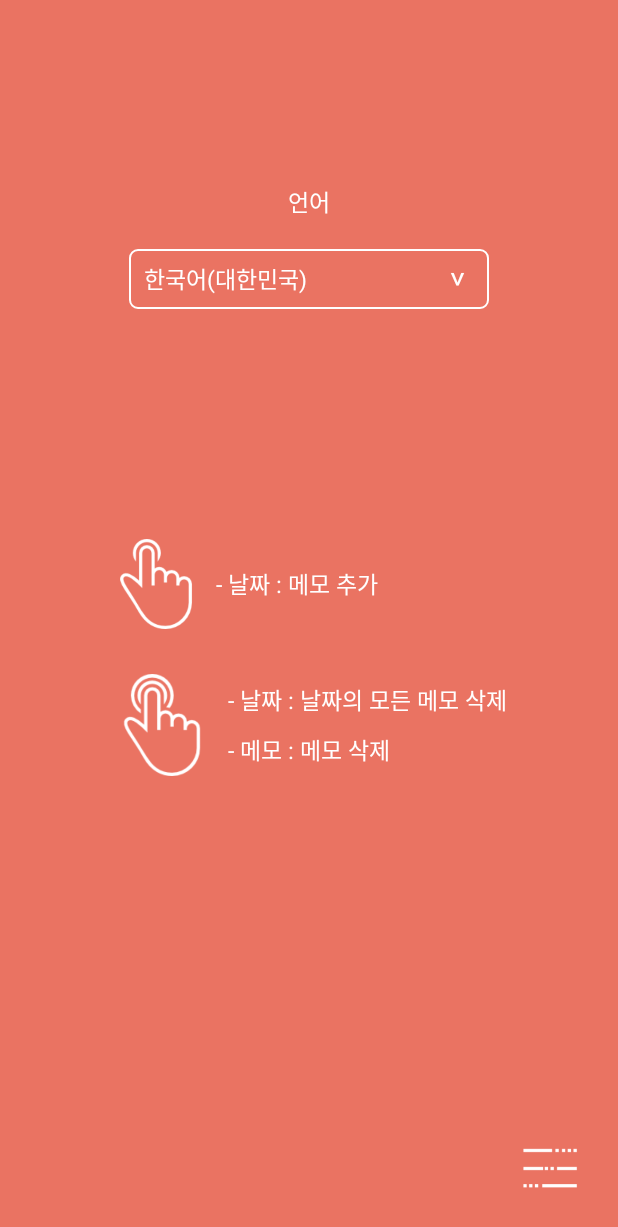
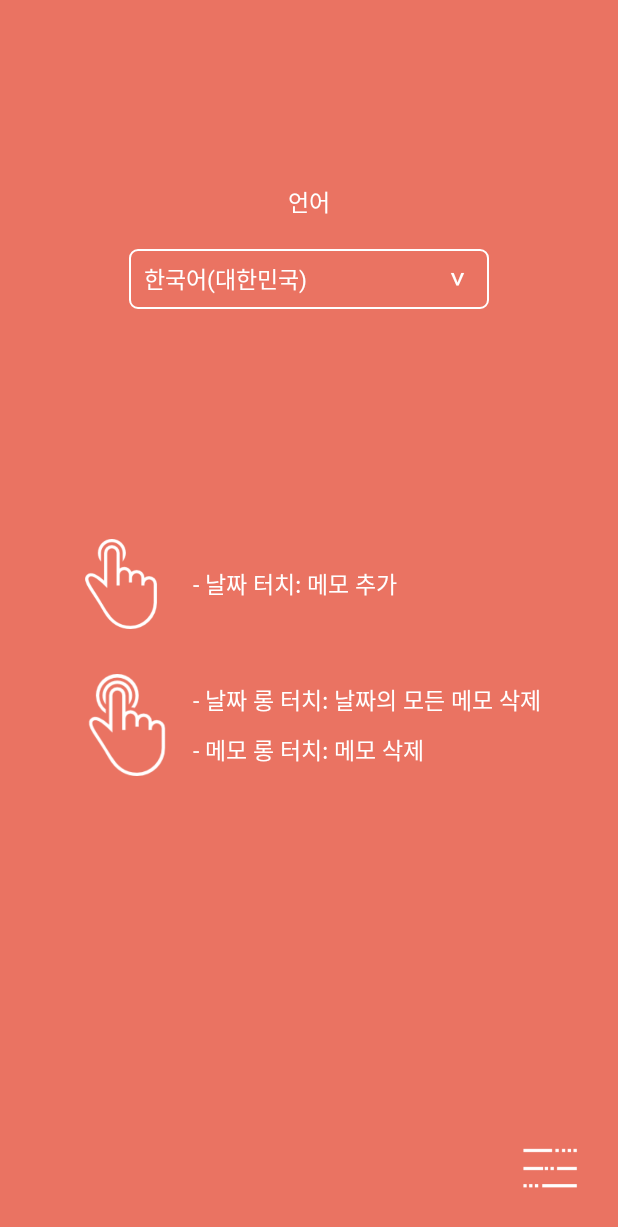
Before and after one commit to lskyub/calendar, an Android app: the screen it shows after launch (MainActivity), after a tap on an icon or button, on a phone screen of 412 x 824 dp. Shown: the top 1227 px of the screen. Run offline under Robolectric (Android 15) with nearby library versions, the phone set to English and light mode, and no system bars; our stand-ins replace AdMob, Room's generated code, RxJava; 2 other taps on this screen came first.

Commit message:
앱 이름 및 패키지 수정 배포 버전

```diff
--- a/app/src/main/java/com/sbproject/calendar/custom/CustomTextWatcher.java
+++ b/app/src/main/java/com/sbproject/miribyul/custom/CustomTextWatcher.java
@@ -1,11 +1,11 @@
-package com.sbproject.calendar.custom;
+package com.sbproject.miribyul.custom;
 
 import android.text.Editable;
 import android.text.TextWatcher;
 import android.widget.EditText;
 
-import com.sbproject.calendar.listener.DataChangeListener;
-import com.sbproject.calendar.model.ChildModel;
+import com.sbproject.miribyul.listener.DataChangeListener;
+import com.sbproject.miribyul.model.ChildModel;
 
 /**
  * Created by Administrator on 2017-11-10.
--- a/app/src/main/java/com/sbproject/calendar/database/AppDatabase.java
+++ b/app/src/main/java/com/sbproject/miribyul/database/AppDatabase.java
@@ -1,4 +1,4 @@
-package com.sbproject.calendar.database;
+package com.sbproject.miribyul.database;
 
 import android.arch.persistence.room.Database;
 import android.arch.persistence.room.RoomDatabase;
--- a/app/src/main/java/com/sbproject/calendar/database/Data.java
+++ b/app/src/main/java/com/sbproject/miribyul/database/Data.java
@@ -1,4 +1,4 @@
-package com.sbproject.calendar.database;
+package com.sbproject.miribyul.database;
 
 import android.arch.persistence.room.ColumnInfo;
 import android.arch.persistence.room.Entity;
--- a/app/src/main/java/com/sbproject/calendar/database/DataDao.java
+++ b/app/src/main/java/com/sbproject/miribyul/database/DataDao.java
@@ -1,4 +1,4 @@
-package com.sbproject.calendar.database;
+package com.sbproject.miribyul.database;
 
 import android.arch.persistence.room.Dao;
 import android.arch.persistence.room.Delete;
--- a/app/src/main/java/com/sbproject/calendar/database/User.java
+++ b/app/src/main/java/com/sbproject/miribyul/database/User.java
@@ -1,4 +1,4 @@
-package com.sbproject.calendar.database;
+package com.sbproject.miribyul.database;
 
 import android.arch.persistence.room.ColumnInfo;
 import android.arch.persistence.room.Entity;
--- a/app/src/main/java/com/sbproject/calendar/database/UserDao.java
+++ b/app/src/main/java/com/sbproject/miribyul/database/UserDao.java
@@ -1,4 +1,4 @@
-package com.sbproject.calendar.database;
+package com.sbproject.miribyul.database;
 
 import android.arch.persistence.room.Dao;
 import android.arch.persistence.room.Delete;
--- a/app/src/main/java/com/sbproject/calendar/listener/AnimationListener.java
+++ b/app/src/main/java/com/sbproject/miribyul/listener/AnimationListener.java
@@ -1,4 +1,4 @@
-package com.sbproject.calendar.listener;
+package com.sbproject.miribyul.listener;
 
 /**
  * (주)오픈잇 | http://www.openit.co.kr
--- a/app/src/main/java/com/sbproject/calendar/listener/DataChangeListener.java
+++ b/app/src/main/java/com/sbproject/miribyul/listener/DataChangeListener.java
@@ -1,4 +1,4 @@
-package com.sbproject.calendar.listener;
+package com.sbproject.miribyul.listener;
 
 /**
  * Created by Administrator on 2017-11-10.
--- a/app/src/main/java/com/sbproject/calendar/model/ChildModel.java
+++ b/app/src/main/java/com/sbproject/miribyul/model/ChildModel.java
@@ -1,10 +1,10 @@
-package com.sbproject.calendar.model;
+package com.sbproject.miribyul.model;
 
 import android.widget.CheckBox;
 import android.widget.EditText;
 import android.widget.TextView;
 
-import com.sbproject.calendar.database.Data;
+import com.sbproject.miribyul.database.Data;
 
 /**
  * Created by Administrator on 2017-11-09.
--- a/app/src/main/java/com/sbproject/calendar/model/GroupModel.java
+++ b/app/src/main/java/com/sbproject/miribyul/model/GroupModel.java
@@ -1,4 +1,4 @@
-package com.sbproject.calendar.model;
+package com.sbproject.miribyul.model;
 
 /**
  * Created by Administrator on 2017-11-09.
--- a/app/src/main/java/com/sbproject/calendar/utils/AnimationInOut.java
+++ b/app/src/main/java/com/sbproject/miribyul/utils/AnimationInOut.java
@@ -3,7 +3,7 @@
  * Copyright (c)2006-2017, openit Inc.
  * All rights reserved.
  */
-package com.sbproject.calendar.utils;
+package com.sbproject.miribyul.utils;
 
 import android.content.Context;
 import android.os.Handler;
@@ -12,8 +12,8 @@ import android.view.View;
 import android.view.animation.Animation;
 import android.view.animation.AnimationUtils;
 
-import com.sbproject.calendar.R;
-import com.sbproject.calendar.listener.AnimationListener;
+import com.sbproject.miribyul.R;
+import com.sbproject.miribyul.listener.AnimationListener;
 
 public class AnimationInOut {
     public static final int LEFT_IN = 7001;
--- a/app/src/main/java/com/sbproject/calendar/view/MainActivity.java
+++ b/app/src/main/java/com/sbproject/miribyul/view/MainActivity.java
@@ -1,4 +1,4 @@
-package com.sbproject.calendar.view;
+package com.sbproject.miribyul.view;
 
 import android.app.Activity;
 import android.arch.persistence.room.Room;
@@ -17,16 +17,19 @@ import android.widget.LinearLayout;
 import android.widget.TextView;
 import android.widget.Toast;
 
-import com.sbproject.calendar.R;
-import com.sbproject.calendar.adapter.BaseExpandableAdapter;
-import com.sbproject.calendar.database.AppDatabase;
-import com.sbproject.calendar.database.Data;
-import com.sbproject.calendar.database.User;
-import com.sbproject.calendar.listener.AnimationListener;
-import com.sbproject.calendar.listener.DataChangeListener;
-import com.sbproject.calendar.model.ChildModel;
-import com.sbproject.calendar.model.GroupModel;
-import com.sbproject.calendar.utils.AnimationInOut;
+import com.google.android.gms.ads.AdRequest;
+import com.google.android.gms.ads.AdView;
+import com.google.android.gms.ads.MobileAds;
+import com.sbproject.miribyul.R;
+import com.sbproject.miribyul.adapter.BaseExpandableAdapter;
+import com.sbproject.miribyul.database.AppDatabase;
+import com.sbproject.miribyul.database.Data;
+import com.sbproject.miribyul.database.User;
+import com.sbproject.miribyul.listener.AnimationListener;
+import com.sbproject.miribyul.listener.DataChangeListener;
+import com.sbproject.miribyul.model.ChildModel;
+import com.sbproject.miribyul.model.GroupModel;
+import com.sbproject.miribyul.utils.AnimationInOut;
 
 import java.util.ArrayList;
 import java.util.Calendar;
@@ -71,6 +74,7 @@ public class MainActivity extends Activity implements View.OnClickListener, Expa
     private int mYear;
     private int mMonth;
     private int mDay;
+    private AdView adView;
 
     @Override
     public void onBackPressed() {
@@ -109,6 +113,12 @@ public class MainActivity extends Activity implements View.OnClickListener, Expa
         super.onPause();
     }
 
+    @Override
+    protected void onDestroy() {
+        super.onDestroy();
+        adView.destroy();
+    }
+
     /**
      * 데이터 초기화
      */
@@ -119,6 +129,8 @@ public class MainActivity extends Activity implements View.OnClickListener, Expa
         mGroupList = new ArrayList<>();
         mChildList = new ArrayList<>();
         mChildListContent = new HashMap<>();
+        adView.loadAd(new AdRequest.Builder().build());
+        MobileAds.initialize(this, getResources().getString(R.string.app_id));
 
         for (int i = 0; i < 7; i++) {
             mChildListContent.put(i, new ArrayList<ChildModel>());
@@ -199,6 +211,7 @@ public class MainActivity extends Activity implements View.OnClickListener, Expa
         llSetting = (LinearLayout) findViewById(R.id.ll_setting);
         btnSetting = (Button) findViewById(R.id.btn_setting);
         llLanguage = (LinearLayout) findViewById(R.id.ll_language);
+        adView = (AdView) findViewById(R.id.ad_view);
 
         // 그룹 클릭 이벤트
         elvMain.setOnGroupClickListener(this);
@@ -466,13 +479,13 @@ public class MainActivity extends Activity implements View.OnClickListener, Expa
                 List<User> userList = database.userDao().selectAllUser();
                 if (userList.size() == 0) {
                     user = new User();
-                    user.email = "email.test";
-                    user.password = "password.test";
-                    user.name = "test";
+                    user.email = "default";
+                    user.password = "default";
+                    user.name = "default";
                     //테스트성 데이터
                     database.userDao().insert(user);
                 }
-                user = database.userDao().selectUserEmail("email.test");
+                user = database.userDao().selectUserEmail("default");
                 e.onNext(user);
             }
         }).subscribeOn(Schedulers.newThread()).subscribe(new Observer<User>() {
--- a/app/src/main/res/layout/activity_main.xml
+++ b/app/src/main/res/layout/activity_main.xml
@@ -1,9 +1,10 @@
 <?xml version="1.0" encoding="utf-8"?>
-<LinearLayout android:id="@+id/root"
-              xmlns:android="http://schemas.android.com/apk/res/android"
-              android:layout_width="match_parent"
-              android:layout_height="match_parent"
-              android:orientation="vertical">
+<LinearLayout xmlns:android="http://schemas.android.com/apk/res/android"
+    xmlns:ads="http://schemas.android.com/apk/res-auto"
+    android:id="@+id/root"
+    android:layout_width="match_parent"
+    android:layout_height="match_parent"
+    android:orientation="vertical">
 
     <RelativeLayout
         android:layout_width="match_parent"
@@ -36,7 +37,7 @@
                         android:fontFamily="sans-serif"
                         android:text="&lt;"
                         android:textColor="@color/arrow2_s"
-                        android:textSize="25dp"/>
+                        android:textSize="25dp" />
 
                     <TextView
                         android:id="@+id/tv_left"
@@ -48,7 +49,7 @@
                         android:fontFamily="sans-serif"
                         android:text="2017 - 45"
                         android:textColor="@color/arrow2_s"
-                        android:textSize="18sp"/>
+                        android:textSize="18sp" />
                 </LinearLayout>
 
                 <LinearLayout
@@ -67,7 +68,7 @@
                         android:gravity="right"
                         android:text="5 - 11 November"
                         android:textColor="#111111"
-                        android:textSize="18sp"/>
+                        android:textSize="18sp" />
 
                     <Button
                         android:layout_width="40dp"
@@ -79,7 +80,7 @@
                         android:fontFamily="sans-serif"
                         android:text="&gt;"
                         android:textColor="@color/arrow2_s"
-                        android:textSize="25dp"/>
+                        android:textSize="25dp" />
                 </LinearLayout>
             </LinearLayout>
 
@@ -89,7 +90,7 @@
                 android:layout_height="match_parent"
                 android:childDivider="@android:color/transparent"
                 android:descendantFocusability="afterDescendants"
-                android:divider="@android:color/transparent"/>
+                android:divider="@android:color/transparent" />
         </LinearLayout>
 
         <LinearLayout
@@ -117,7 +118,7 @@
                     android:fontFamily="sans-serif"
                     android:text="언어"
                     android:textColor="@android:color/white"
-                    android:textSize="15sp"/>
+                    android:textSize="15sp" />
 
                 <LinearLayout
                     android:id="@+id/ll_language"
@@ -139,7 +140,7 @@
                         android:paddingRight="10dp"
                         android:text="한국어(대한민국)"
                         android:textColor="@color/arrow_s"
-                        android:textSize="15sp"/>
+                        android:textSize="15sp" />
 
                     <Button
                         android:layout_width="40dp"
@@ -150,7 +151,7 @@
                         android:rotation="90"
                         android:text="&gt;"
                         android:textColor="@color/arrow_s"
-                        android:textSize="20sp"/>
+                        android:textSize="20sp" />
                 </LinearLayout>
             </LinearLayout>
 
@@ -171,12 +172,12 @@
                     <ImageView
                         android:layout_width="60dp"
                         android:layout_height="60dp"
-                        android:src="@drawable/tap"/>
+                        android:src="@drawable/tap" />
 
                     <LinearLayout
                         android:layout_width="wrap_content"
                         android:layout_height="match_parent"
-                        android:layout_marginLeft="10dp"
+                        android:layout_marginLeft="18dp"
                         android:gravity="center_vertical"
                         android:orientation="vertical">
 
@@ -184,9 +185,9 @@
                             android:layout_width="wrap_content"
                             android:layout_height="wrap_content"
                             android:fontFamily="sans-serif"
-                            android:text="- 날짜 : 메모 추가"
+                            android:text="- 날짜 터치: 메모 추가"
                             android:textColor="@android:color/white"
-                            android:textSize="15sp"/>
+                            android:textSize="15sp" />
                     </LinearLayout>
                 </LinearLayout>
 
@@ -200,7 +201,7 @@
                     <ImageView
                         android:layout_width="68dp"
                         android:layout_height="68dp"
-                        android:src="@drawable/long_tap"/>
+                        android:src="@drawable/long_tap" />
 
                     <LinearLayout
                         android:layout_width="wrap_content"
@@ -213,18 +214,18 @@
                             android:layout_width="wrap_content"
                             android:layout_height="wrap_content"
                             android:fontFamily="sans-serif"
-                            android:text="- 날짜 : 날짜의 모든 메모 삭제"
+                            android:text="- 날짜 롱 터치: 날짜의 모든 메모 삭제"
                             android:textColor="@android:color/white"
-                            android:textSize="15sp"/>
+                            android:textSize="15sp" />
 
                         <TextView
                             android:layout_width="wrap_content"
                             android:layout_height="wrap_content"
                             android:layout_marginTop="10dp"
                             android:fontFamily="sans-serif"
-                            android:text="- 메모 : 메모 삭제"
+                            android:text="- 메모 롱 터치: 메모 삭제"
                             android:textColor="@android:color/white"
-                            android:textSize="15sp"/>
+                            android:textSize="15sp" />
                     </LinearLayout>
                 </LinearLayout>
             </LinearLayout>
@@ -238,7 +239,7 @@
             android:layout_alignParentRight="true"
             android:layout_marginBottom="10dp"
             android:layout_marginRight="10dp"
-            android:background="@drawable/setting_p"/>
+            android:background="@drawable/setting_p" />
 
         <LinearLayout
             android:id="@+id/ll_progressbar"
@@ -250,7 +251,14 @@
 
             <ProgressBar
                 android:layout_width="wrap_content"
-                android:layout_height="wrap_content"/>
+                android:layout_height="wrap_content" />
         </LinearLayout>
     </RelativeLayout>
+
+    <com.google.android.gms.ads.AdView
+        android:id="@+id/ad_view"
+        android:layout_width="match_parent"
+        android:layout_height="wrap_content"
+        ads:adSize="BANNER"
+        ads:adUnitId="@string/ad_unit_id" />
 </LinearLayout>
--- a/app/src/main/res/values/strings.xml
+++ b/app/src/main/res/values/strings.xml
@@ -1,6 +1,8 @@
 <resources>
-    <string name="app_name">Test Calendar</string>
+    <string name="app_name">미리별</string>
 
     <string name="day_unit">일</string>
     <string name="month_unit">월</string>
+    <string name="app_id">ca-app-pub-3566318613494066~2389442621</string>
+    <string name="ad_unit_id">ca-app-pub-3566318613494066/2920813714</string>
 </resources>
```
Also changed, not shown: app/build.gradle (+8 -4 lines), app/src/main/AndroidManifest.xml (+10 -2 lines), app/src/main/java/com/sbproject/miribyul/adapter/BaseExpandableAdapter.java (renamed from app/src/main/java/com/sbproject/calendar/adapter/BaseExpandableAdapter.java, +6 -6 lines), app/src/main/res/drawable/ic_launcher.png, app/src/main/res/drawable/ic_launcher_round.png (deleted), 2 other files.
